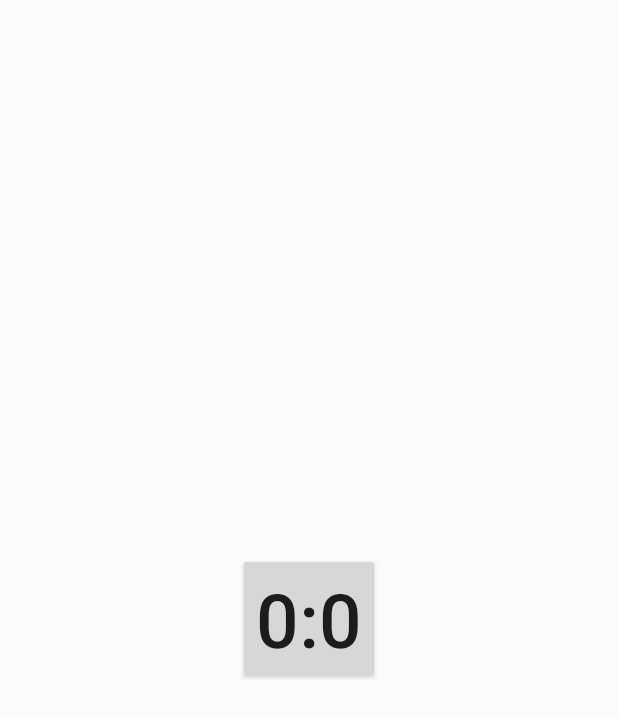
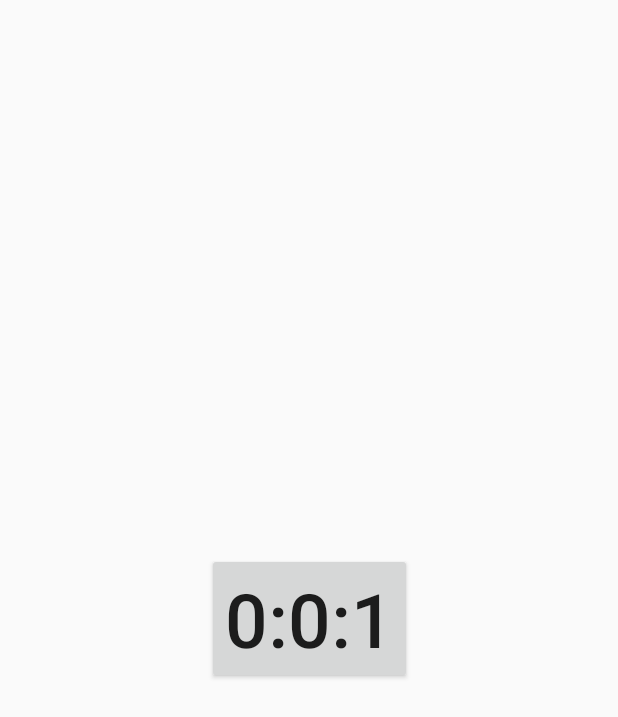
Before and after one commit to DinnerMacine/MaskTime, an Android app: the screen it shows after launch (OutdoorActivity), after a tap on "나가기", on a phone screen of 412 x 824 dp. Shown: the top 717 px of the screen. Run offline under Robolectric (Android 15) with nearby library versions, the phone set to English and light mode, and no system bars.

Commit message:
[fix] fixing

```diff
--- a/android_app/app/src/main/java/com/d/masktime/ExitingActivity.kt
+++ b/android_app/app/src/main/java/com/d/masktime/ExitingActivity.kt
@@ -20,7 +20,9 @@ class ExitingActivity : Activity() {
     override fun onCreate(savedInstanceState: Bundle?) {
         super.onCreate(savedInstanceState)
         setContentView(R.layout.exiting_layout)
-        var test = getTime("total","")
+
+        val pref = getSharedPreferences("pref", Context.MODE_PRIVATE)
+        var test = pref.getString("total","")
         if(test == null || test == ""){
             total = 0
         }
@@ -58,10 +60,4 @@ class ExitingActivity : Activity() {
         edit.putString(key, value)
         edit.apply()
     }
-
-    //값 불러오는 함수
-    fun getTime(key: String, value: String) : String? {
-        val pref = getSharedPreferences("pref", Context.MODE_PRIVATE)
-        return pref.getString(key, value)
-    }
 }
--- a/android_app/app/src/main/java/com/d/masktime/OutdoorActivity.kt
+++ b/android_app/app/src/main/java/com/d/masktime/OutdoorActivity.kt
@@ -24,20 +24,24 @@ class OutdoorActivity : Activity() {
         super.onCreate(savedInstanceState)
         setContentView(R.layout.outdoor_layout)
         var button = findViewById<Button>(R.id.TimeButton)
-        val test = getTime("total","")
+
+        val pref = getSharedPreferences("pref", Context.MODE_PRIVATE)
+        val test = pref.getString("total","")
         Log.v("test","$test")
         if(test != "" && test != null){
             val hNm = test.split(":")
-            total = hNm[0].toLong() * (60 * 60 * 1000) + hNm[1].toLong() * ( 60 * 1000)
+            total = hNm[0].toLong() * (60 * 60 * 1000)
+                    + hNm[1].toLong() * (60 * 1000)
+                    + hNm[2].toLong() * 1000
         }
-        val test2 = getTime("time","")
+
+        val test2 = pref.getString("time","")
         tOut = if(test2 == "" || test == null){
             Log.v("error","무언가 잘못되엇습니다!")
             ScompareMe
         } else{
             test2!!
         }
-
 
         val TT: TimerTask = object : TimerTask() {
             override fun run() { // 반복실행할 구문
@@ -50,7 +54,7 @@ class OutdoorActivity : Activity() {
                 }
             }
         }
-        timer.schedule(TT,0,60 * 1000)
+        timer.schedule(TT,0,1000)
 
         Log.v("total","" + total)
         Log.v("out","" + simpleDate.parse(tOut))
@@ -60,16 +64,19 @@ class OutdoorActivity : Activity() {
         val compareMe2 = simpleDate.parse(tOut)
         var used = total + compareMe1.time - compareMe2.time
         val h = used / (60  * 60 * 1000)
-        val m = (used / (60 * 1000))% 60
-        string = "$h:$m"
+        val m = (used / (60 * 1000)) % 60
+        val s = (used / 1000) % 60
+
+        string = "$h:$m:$s"
+        button.text = string
+
         button.setOnClickListener{
             calculateTime()
-            Log.v("saved",""+string)
             setTime("total",string)
             val next = Intent(this,ExitingActivity::class.java)
             startActivity(next)
+            finish()
         }
-        button.text = string
     }
 
     //값 저장하는 함수
@@ -80,18 +87,15 @@ class OutdoorActivity : Activity() {
         edit.apply()
     }
 
-    //값 불러오는 함수
-    fun getTime(key: String, value: String) : String? {
-        val pref = getSharedPreferences("pref", Context.MODE_PRIVATE)
-        return pref.getString(key, value)
-    }
     fun calculateTime(){
         val compareMe1 = simpleDate.parse(ScompareMe)
         val compareMe2 = simpleDate.parse(tOut)
         var used = total + compareMe1.time - compareMe2.time
         val h = used / (60  * 60 * 1000)
         val m = (used / (60 * 1000)) % 60
-        string = "$h:$m"
+        val s = (used / 1000) % 60
+
+        string = "$h:$m:$s"
     }
 
 }
```
